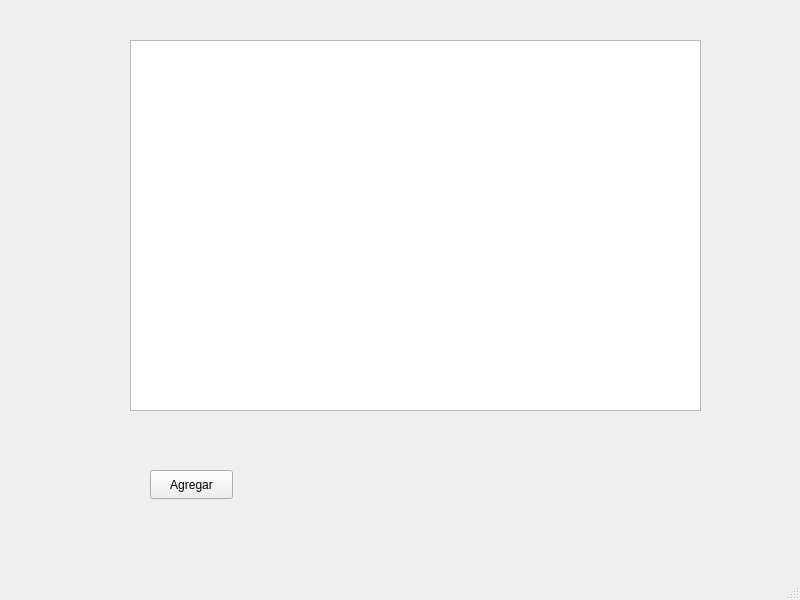
First picture: the form in principal.ui, repository CristopherMales/Examen-remedial, before the edit.
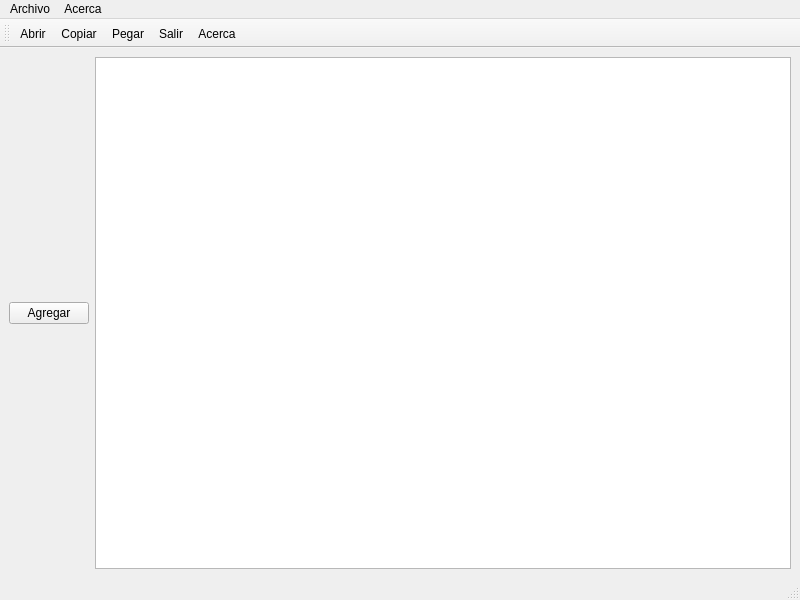
Second picture: the form after the edit. Icons and pictures are not drawn.

Commit message: Menu y Barra de herramientas

```diff
--- a/principal.ui
+++ b/principal.ui
@@ -14,48 +14,18 @@
    <string>Principal</string>
   </property>
   <widget class="QWidget" name="centralwidget">
-   <widget class="QPushButton" name="btnAgregar">
-    <property name="geometry">
-     <rect>
-      <x>150</x>
-      <y>470</y>
-      <width>83</width>
-      <height>29</height>
-     </rect>
-    </property>
-    <property name="text">
-     <string>Agregar</string>
-    </property>
-   </widget>
-   <widget class="QTableWidget" name="tabla">
-    <property name="geometry">
-     <rect>
-      <x>130</x>
-      <y>40</y>
-      <width>571</width>
-      <height>371</height>
-     </rect>
-    </property>
-   </widget>
-   <widget class="QLabel" name="path">
-    <property name="geometry">
-     <rect>
-      <x>150</x>
-      <y>430</y>
-      <width>63</width>
-      <height>20</height>
-     </rect>
-    </property>
-    <property name="font">
-     <font>
-      <family>Segoe UI Symbol</family>
-      <pointsize>5</pointsize>
-     </font>
-    </property>
-    <property name="text">
-     <string/>
-    </property>
-   </widget>
+   <layout class="QHBoxLayout" name="horizontalLayout">
+    <item>
+     <widget class="QPushButton" name="btnAgregar">
+      <property name="text">
+       <string>Agregar</string>
+      </property>
+     </widget>
+    </item>
+    <item>
+     <widget class="QTableWidget" name="tabla"/>
+    </item>
+   </layout>
   </widget>
   <widget class="QMenuBar" name="menubar">
    <property name="geometry">
@@ -66,8 +36,102 @@
      <height>25</height>
     </rect>
    </property>
+   <widget class="QMenu" name="menuArchivo">
+    <property name="title">
+     <string>Archivo</string>
+    </property>
+    <addaction name="actionAbrir"/>
+    <addaction name="actionCopiar"/>
+    <addaction name="actionPegar"/>
+    <addaction name="separator"/>
+    <addaction name="actionSalir_2"/>
+   </widget>
+   <widget class="QMenu" name="menuAcerca">
+    <property name="title">
+     <string>Acerca</string>
+    </property>
+    <addaction name="actionAcerca"/>
+   </widget>
+   <addaction name="menuArchivo"/>
+   <addaction name="menuAcerca"/>
   </widget>
   <widget class="QStatusBar" name="statusbar"/>
+  <widget class="QToolBar" name="toolBar">
+   <property name="windowTitle">
+    <string>toolBar</string>
+   </property>
+   <attribute name="toolBarArea">
+    <enum>TopToolBarArea</enum>
+   </attribute>
+   <attribute name="toolBarBreak">
+    <bool>false</bool>
+   </attribute>
+   <addaction name="actionAbrir"/>
+   <addaction name="actionCopiar"/>
+   <addaction name="actionPegar"/>
+   <addaction name="actionSalir_2"/>
+   <addaction name="actionAcerca"/>
+  </widget>
+  <action name="actionAbrir">
+   <property name="icon">
+    <iconset resource="resources.qrc">
+     <normaloff>:/carpeta.png</normaloff>:/carpeta.png</iconset>
+   </property>
+   <property name="text">
+    <string>Abrir</string>
+   </property>
+   <property name="shortcut">
+    <string>Ctrl+O</string>
+   </property>
+  </action>
+  <action name="actionCopiar">
+   <property name="icon">
+    <iconset resource="resources.qrc">
+     <normaloff>:/copiar.png</normaloff>:/copiar.png</iconset>
+   </property>
+   <property name="text">
+    <string>Copiar</string>
+   </property>
+   <property name="shortcut">
+    <string>Ctrl+C</string>
+   </property>
+  </action>
+  <action name="actionPegar">
+   <property name="icon">
+    <iconset resource="resources.qrc">
+     <normaloff>:/pegar.png</normaloff>:/pegar.png</iconset>
+   </property>
+   <property name="text">
+    <string>Pegar</string>
+   </property>
+   <property name="shortcut">
+    <string>Ctrl+V</string>
+   </property>
+  </action>
+  <action name="actionSalir_2">
+   <property name="icon">
+    <iconset resource="resources.qrc">
+     <normaloff>:/boton.png</normaloff>:/boton.png</iconset>
+   </property>
+   <property name="text">
+    <string>Salir</string>
+   </property>
+   <property name="shortcut">
+    <string>Ctrl+Q</string>
+   </property>
+  </action>
+  <action name="actionAcerca">
+   <property name="icon">
+    <iconset resource="resources.qrc">
+     <normaloff>:/acerca-de.png</normaloff>:/acerca-de.png</iconset>
+   </property>
+   <property name="text">
+    <string>Acerca</string>
+   </property>
+   <property name="shortcut">
+    <string>Ctrl+I</string>
+   </property>
+  </action>
  </widget>
  <resources/>
  <connections/>
```
Left out of the diff: 4 changed lines with no effect on the pictures. The commit also changes 14 other files.
